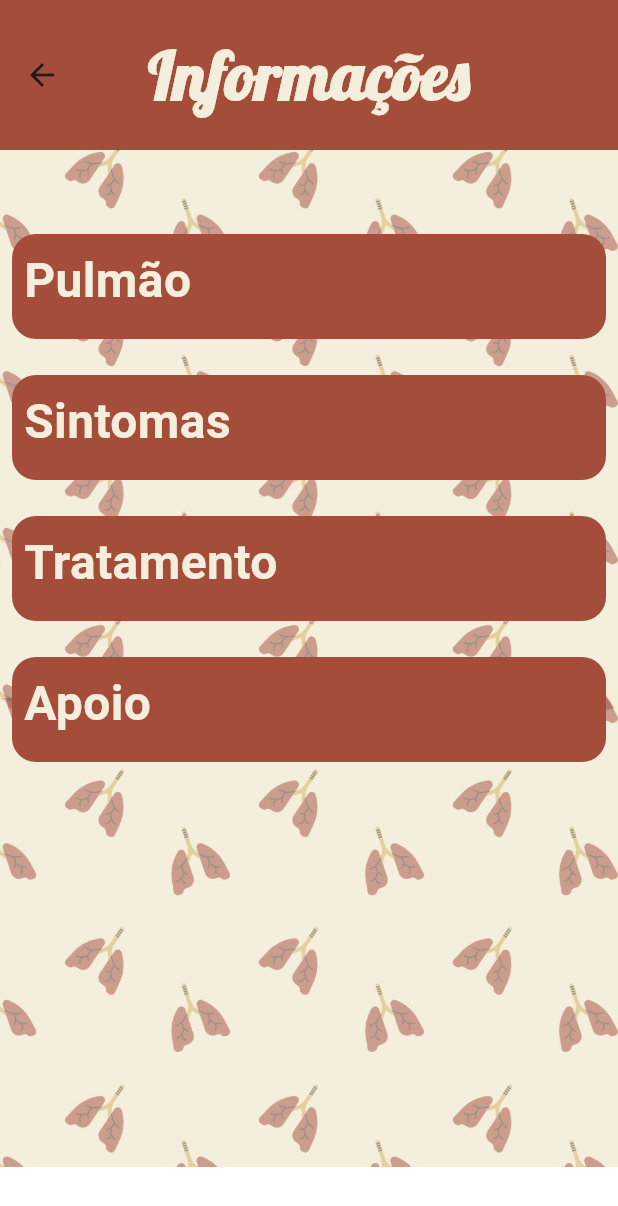
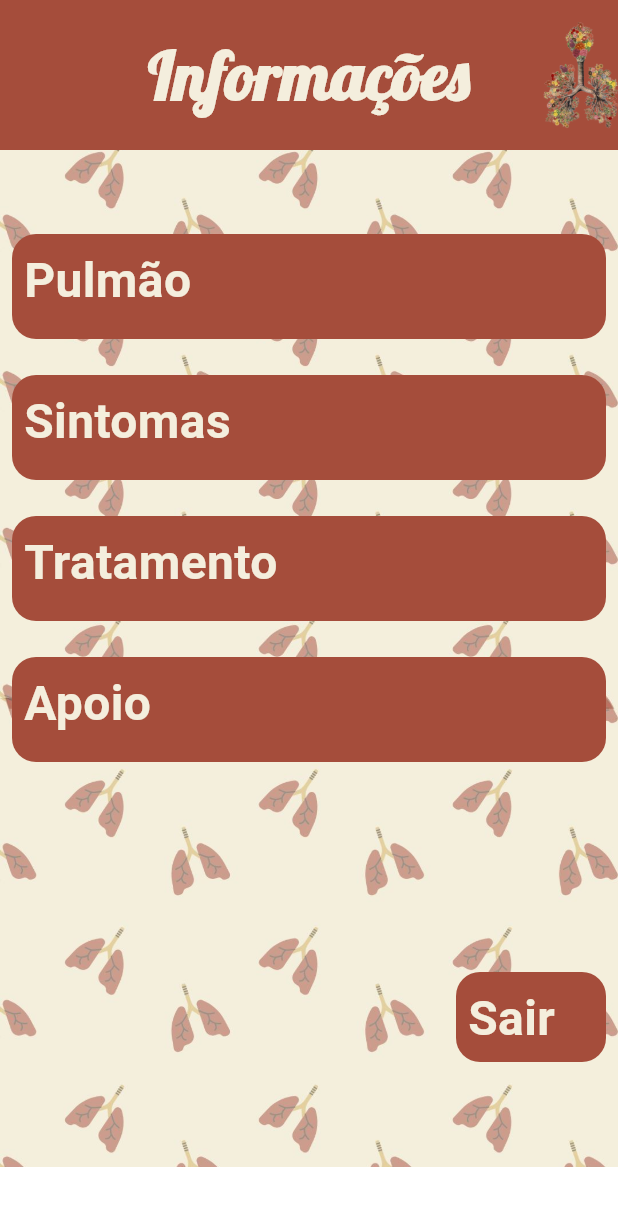
Before and after one commit to Wfab1/FlowersLung, a Flutter app: the MenuInfoPage screen opened directly, on a phone screen of 412 x 824 dp. Shown: the top 1206 px of the screen. Run offline on Flutter 3.47's test engine with Material 3 defaults, Android fonts, the phone set to English and light mode, and no system bars; our stand-ins replace google_fonts; Roboto replaces fonts that are missing (Adamina).

Commit message:
Criação da tela do menu das informações

```diff
--- a/lib/main.dart
+++ b/lib/main.dart
@@ -1,8 +1,8 @@
-import 'package:flowerslung/menu_page.dart';
+import 'package:flowerslung/menuInfo_page.dart';
 import 'package:flutter/material.dart';
 import 'home_page.dart';
 
 void main() {
-  runApp(MaterialApp(home: MenuPage(),)
+  runApp(MaterialApp(home: MenuInfoPage(),)
   );
 }
--- a/lib/menuInfo_page.dart
+++ b/lib/menuInfo_page.dart
@@ -28,7 +28,7 @@ class _MenuInfoPageState extends State<MenuInfoPage> {
       toolbarHeight: 100,
       actions: [
         Container(
-         // child: Image.asset('assets/images/PulmaoComFlores.png', width: 80),
+         child: Image.asset('assets/images/PulmaoComFlores.png', width: 50),
         ),
       ],
       centerTitle: true,
@@ -43,9 +43,6 @@ class _MenuInfoPageState extends State<MenuInfoPage> {
       ),
     );
   }
-
-
-
 
   buildListView(){
     return Column(
@@ -135,10 +132,31 @@ class _MenuInfoPageState extends State<MenuInfoPage> {
             ),
           ],
         ),
-        SizedBox(height: 80),
+        SizedBox(height: 120),
         Row(
           mainAxisAlignment: MainAxisAlignment.end,
-
+          children: [
+            Column(
+              children: [
+                SizedBox(height: 4),
+                Container(
+                  width: 100,
+                  height: 60,
+                  padding: EdgeInsets.all(8),
+                  margin: EdgeInsets.all(8),
+                  child:Text('Sair', style: GoogleFonts.adamina(
+                      color: Color(0xFFF4EEDD),
+                      fontSize: 32,
+                      fontWeight: FontWeight.w700),
+                  ),
+                  decoration: BoxDecoration(
+                      color: Color(0xFFa54d3b),
+                      borderRadius: BorderRadius.circular(16)
+                  ),
+                ),
+              ],
+            ),
+          ],
         ),
       ],
     );
```
